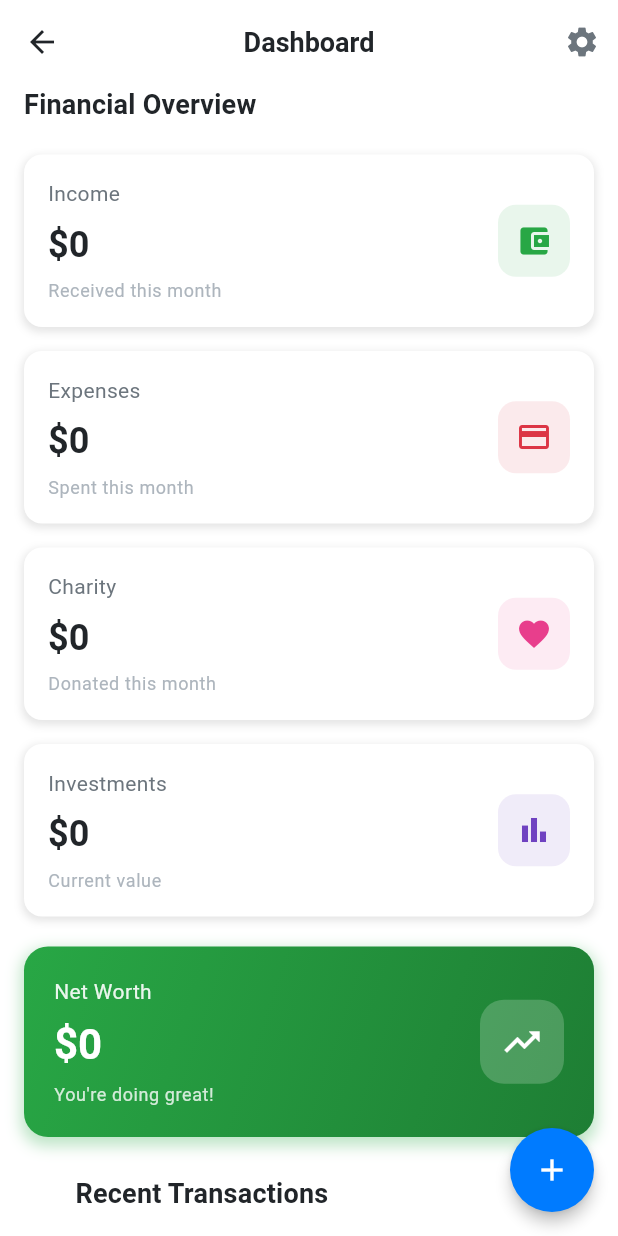
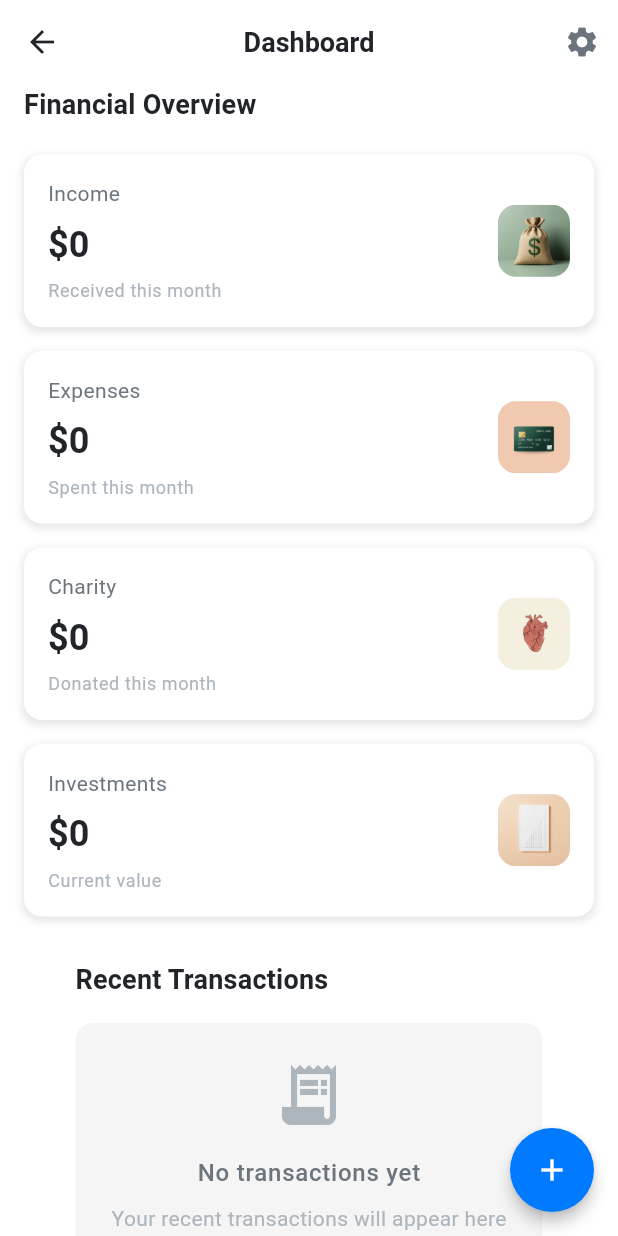
Before and after one commit to aminjafari-dev/money_flow, a Flutter app: the screen it shows after launch, on a phone screen of 412 x 824 dp. Run offline on Flutter 3.47's test engine with Material 3 defaults, Android fonts, the phone set to English and light mode, and no system bars; our stand-ins replace bloc, dartz, flutter_bloc, freezed_annotation, gap, get_it and 2 more; accounts and stored records are empty; Roboto replaces fonts that are missing (SF Pro Display).

Commit message:
Update project configuration and enhance dashboard feature
- Updated pubspec.yaml to include asset directory for images.
- Modified build.gradle.kts to specify a fixed NDK version.
- Refactored dashboard_card.dart to replace icon with image path from ImagePath class.
- Updated dashboard_summary.dart to utilize image paths for financial cards instead of icons.
- Improved recent_transactions.dart to create a scrollable list with proper spacing between transaction items.
- Adjusted transaction_item.dart to simplify margin settings for transaction items.

These changes enhance the dashboard feature's visual representation and maintain consistency in asset management.

````diff
--- a/lib/features/dashboard/presentation/widgets/dashboard_card.dart
+++ b/lib/features/dashboard/presentation/widgets/dashboard_card.dart
@@ -1,6 +1,7 @@
 import 'package:flutter/material.dart';
 import 'package:money_flow/core/widgets/widgets.dart';
 import 'package:money_flow/core/theme/app_colors.dart';
+import 'package:money_flow/core/constants/image_path.dart';
 
 /// Widget for displaying individual dashboard financial cards.
 /// This widget shows financial information in a clean card format.
@@ -11,7 +12,7 @@ import 'package:money_flow/core/theme/app_colors.dart';
 ///   title: 'Income',
 ///   amount: 2500.0,
 ///   description: 'Received this month',
-///   icon: Icons.account_balance_wallet,
+///   imagePath: ImagePath.incomeImage,
 ///   color: Colors.green,
 /// ),
 /// ```
@@ -25,10 +26,10 @@ class DashboardCard extends StatelessWidget {
   /// Description text below the amount
   final String description;
 
-  /// Icon to display on the right side
-  final IconData icon;
+  /// Image path to display on the right side
+  final String imagePath;
 
-  /// Color for the icon background
+  /// Color for the image background
   final Color color;
 
   const DashboardCard({
@@ -36,7 +37,7 @@ class DashboardCard extends StatelessWidget {
     required this.title,
     required this.amount,
     required this.description,
-    required this.icon,
+    required this.imagePath,
     required this.color,
   });
 
@@ -88,7 +89,7 @@ class DashboardCard extends StatelessWidget {
               ],
             ),
           ),
-          // Right side - Icon
+          // Right side - Image
           Container(
             width: 48,
             height: 48,
@@ -96,7 +97,15 @@ class DashboardCard extends StatelessWidget {
               color: AppColors.withOpacity(color, 0.1),
               borderRadius: BorderRadius.circular(12),
             ),
-            child: Icon(icon, color: color, size: 24),
+            child: ClipRRect(
+              borderRadius: BorderRadius.circular(12),
+              child: Image.asset(
+                imagePath,
+                width: 48,
+                height: 48,
+                fit: BoxFit.cover,
+              ),
+            ),
           ),
         ],
       ),
--- a/lib/features/dashboard/presentation/widgets/dashboard_summary.dart
+++ b/lib/features/dashboard/presentation/widgets/dashboard_summary.dart
@@ -1,6 +1,7 @@
 import 'package:flutter/material.dart';
 import 'package:money_flow/core/widgets/widgets.dart';
 import 'package:money_flow/core/theme/app_colors.dart';
+import 'package:money_flow/core/constants/image_path.dart';
 import 'package:money_flow/features/dashboard/domain/entities/dashboard_entity.dart';
 import 'package:money_flow/features/dashboard/presentation/widgets/dashboard_card.dart';
 
@@ -37,9 +38,6 @@ class DashboardSummary extends StatelessWidget {
         GGap.medium(),
         // Financial Cards Grid
         _buildFinancialCards(),
-        GGap.medium(),
-        // Net Worth Card
-        _buildNetWorthCard(),
       ],
     );
   }
@@ -57,7 +55,7 @@ class DashboardSummary extends StatelessWidget {
           title: 'Income',
           amount: dashboard.totalIncome,
           description: 'Received this month',
-          icon: Icons.account_balance_wallet,
+          imagePath: ImagePath.incomeImage,
           color: AppColors.success,
         ),
         GGap.small(),
@@ -66,7 +64,7 @@ class DashboardSummary extends StatelessWidget {
           title: 'Expenses',
           amount: dashboard.totalExpenses,
           description: 'Spent this month',
-          icon: Icons.credit_card,
+          imagePath: ImagePath.expenseImage,
           color: AppColors.danger,
         ),
         GGap.small(),
@@ -75,7 +73,7 @@ class DashboardSummary extends StatelessWidget {
           title: 'Charity',
           amount: dashboard.totalCharity,
           description: 'Donated this month',
-          icon: Icons.favorite,
+          imagePath: ImagePath.charityImage,
           color: AppColors.categoryPink,
         ),
         GGap.small(),
@@ -84,95 +82,10 @@ class DashboardSummary extends StatelessWidget {
           title: 'Investments',
           amount: dashboard.totalInvestments,
           description: 'Current value',
-          icon: Icons.bar_chart,
+          imagePath: ImagePath.investImage,
           color: AppColors.categoryPurple,
         ),
       ],
     );
   }
-
-  /// Builds the net worth card showing overall financial health.
-  /// This method creates a special card that displays the calculated net worth.
-  ///
-  /// Returns:
-  /// - [Widget]: Net worth card
-  Widget _buildNetWorthCard() {
-    final netWorth = dashboard.netWorth;
-    final isPositive = netWorth >= 0;
-
-    return Container(
-      margin: const EdgeInsets.symmetric(horizontal: 16),
-      padding: const EdgeInsets.all(20),
-      decoration: BoxDecoration(
-        gradient: LinearGradient(
-          colors: isPositive
-              ? AppColors.successGradient
-              : AppColors.dangerGradient,
-          begin: Alignment.topLeft,
-          end: Alignment.bottomRight,
-        ),
-        borderRadius: BorderRadius.circular(16),
-        boxShadow: [
-          BoxShadow(
-            color: AppColors.withOpacity(
-              isPositive ? AppColors.success : AppColors.danger,
-              0.3,
-            ),
-            spreadRadius: 2,
-            blurRadius: 8,
-            offset: const Offset(0, 4),
-          ),
-        ],
-      ),
-      child: Row(
-        children: [
-          // Left side - Net Worth info
-          Expanded(
-            child: Column(
-              crossAxisAlignment: CrossAxisAlignment.start,
-              children: [
-                GText(
-                  'Net Worth',
-                  style: GTextStyle.bodyMedium,
-                  color: AppColors.textWhite.withValues(alpha: 0.9),
-                  fontSize: 14,
-                ),
-                GGap.small(),
-                GText(
-                  '\$${netWorth.abs().toStringAsFixed(0)}',
-                  style: GTextStyle.headlineLarge,
-                  fontWeight: FontWeight.bold,
-                  fontSize: 28,
-                  color: AppColors.textWhite,
-                ),
-                GGap.small(),
-                GText(
-                  isPositive
-                      ? 'You\'re doing great!'
-                      : 'Consider reducing expenses',
-                  style: GTextStyle.bodySmall,
-                  color: AppColors.textWhite.withValues(alpha: 0.8),
-                  fontSize: 12,
-                ),
-              ],
-            ),
-          ),
-          // Right side - Icon
-          Container(
-            width: 56,
-            height: 56,
-            decoration: BoxDecoration(
-              color: AppColors.textWhite.withValues(alpha: 0.2),
-              borderRadius: BorderRadius.circular(16),
-            ),
-            child: Icon(
-              isPositive ? Icons.trending_up : Icons.trending_down,
-              color: AppColors.textWhite,
-              size: 28,
-            ),
-          ),
-        ],
-      ),
-    );
-  }
 }
--- a/lib/features/dashboard/presentation/widgets/recent_transactions.dart
+++ b/lib/features/dashboard/presentation/widgets/recent_transactions.dart
@@ -79,21 +79,23 @@ class RecentTransactions extends StatelessWidget {
   }
 
   /// Builds the list of transactions.
-  /// This method creates a scrollable list of transaction items.
+  /// This method creates a scrollable list of transaction items with proper spacing.
   ///
   /// Returns:
   /// - [Widget]: Transactions list widget
   Widget _buildTransactionsList() {
-    return ListView.separated(
-      shrinkWrap: true,
-      physics: const NeverScrollableScrollPhysics(),
-      itemCount: transactions.length,
-      separatorBuilder: (context, index) =>
-          Divider(height: 1, color: AppColors.border, indent: 68),
-      itemBuilder: (context, index) {
-        final transaction = transactions[index];
-        return TransactionItem(transaction: transaction);
-      },
+    return Column(
+      children: transactions.asMap().entries.map((entry) {
+        final index = entry.key;
+        final transaction = entry.value;
+        return Column(
+          children: [
+            TransactionItem(transaction: transaction),
+            // Add proper spacing between transactions (except for the last one)
+            if (index < transactions.length - 1) GGap.small(),
+          ],
+        );
+      }).toList(),
     );
   }
 }
--- a/lib/features/dashboard/presentation/widgets/transaction_item.dart
+++ b/lib/features/dashboard/presentation/widgets/transaction_item.dart
@@ -21,7 +21,7 @@ class TransactionItem extends StatelessWidget {
   @override
   Widget build(BuildContext context) {
     return Container(
-      margin: const EdgeInsets.symmetric(horizontal: 16, vertical: 2),
+      margin: const EdgeInsets.symmetric(horizontal: 16),
       padding: const EdgeInsets.all(12),
       child: Row(
         children: [
--- a/pubspec.yaml
+++ b/pubspec.yaml
@@ -64,9 +64,8 @@ flutter:
   # the material Icons class.
   uses-material-design: true
   # To add assets to your application, add an assets section, like this:
-  # assets:
-  #   - images/a_dot_burr.jpeg
-  #   - images/a_dot_ham.jpeg
+  assets:
+    - assets/images/
   # An image asset can refer to one or more resolution-specific "variants", see
   # https://flutter.dev/to/resolution-aware-images
   # For details regarding adding assets from package dependencies, see
````
Also changed, not shown: 1 other file.
